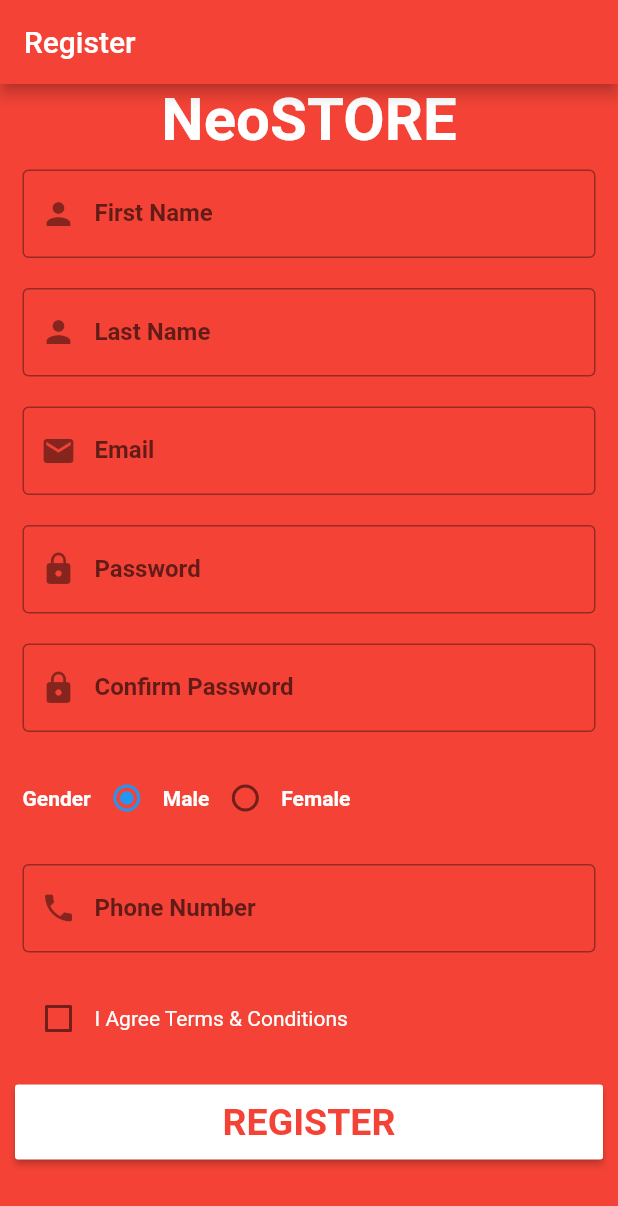
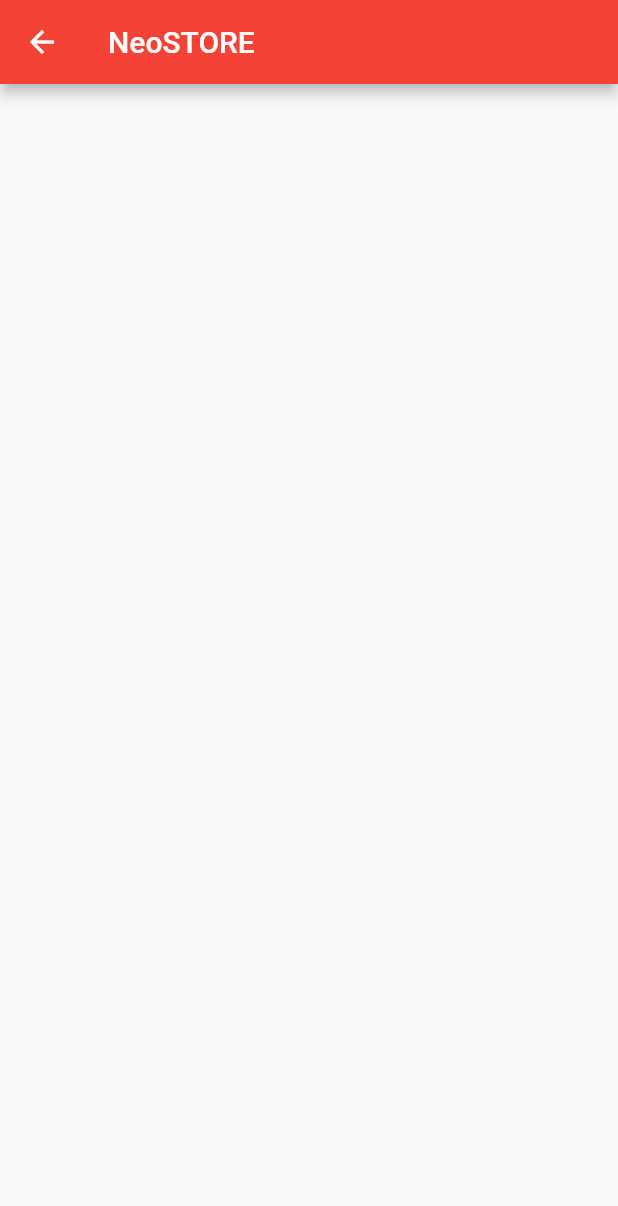
Before and after one commit to prathameshmestry-fresco/flutter-NeoStore, a Flutter app: the RegisterScreen screen opened directly, after a tap on "REGISTER", on a phone screen of 412 x 824 dp. Shown: the top 1206 px of the screen. Run offline on Flutter 3.47's test engine with Material 2 defaults, Android fonts, the phone set to English and light mode, and no system bars.

Commit message:
added new home screen file.

```diff
--- /dev/null
+++ b/lib/screen/HomeScreen.dart
@@ -0,0 +1,27 @@
+import 'package:flutter/material.dart';
+
+void main() {
+  runApp(MyAppHomePage());
+}
+
+class MyAppHomePage extends StatelessWidget {
+  @override
+  Widget build(BuildContext context) {
+    return new MaterialApp(home: new HomeScreen());
+  }
+}
+
+class HomeScreen extends StatelessWidget {
+  @override
+  Widget build(BuildContext context) {
+    return new Scaffold(
+      appBar: AppBar(
+        backgroundColor: Colors.red,
+        title: Text(
+          'NeoSTORE',
+          style: TextStyle(color: Colors.white),
+        ),
+      ),
+    );
+  }
+}
--- a/lib/screen/register.dart
+++ b/lib/screen/register.dart
@@ -1,3 +1,4 @@
+import 'package:NeoSTORE/screen/HomeScreen.dart';
 import 'package:flutter/material.dart';
 
 class RegisterPage extends StatelessWidget {
@@ -200,10 +201,8 @@ class _RegisterScreenState extends State<RegisterScreen> {
                         fontSize: 25),
                   ),
                   onPressed: () {
-                    Navigator.push(
-                        context,
-                        MaterialPageRoute(
-                            builder: (context) => RegisterPage()));
+                    Navigator.push(context,
+                        MaterialPageRoute(builder: (context) => HomeScreen()));
                   },
                   color: Colors.white,
                 ),
```
